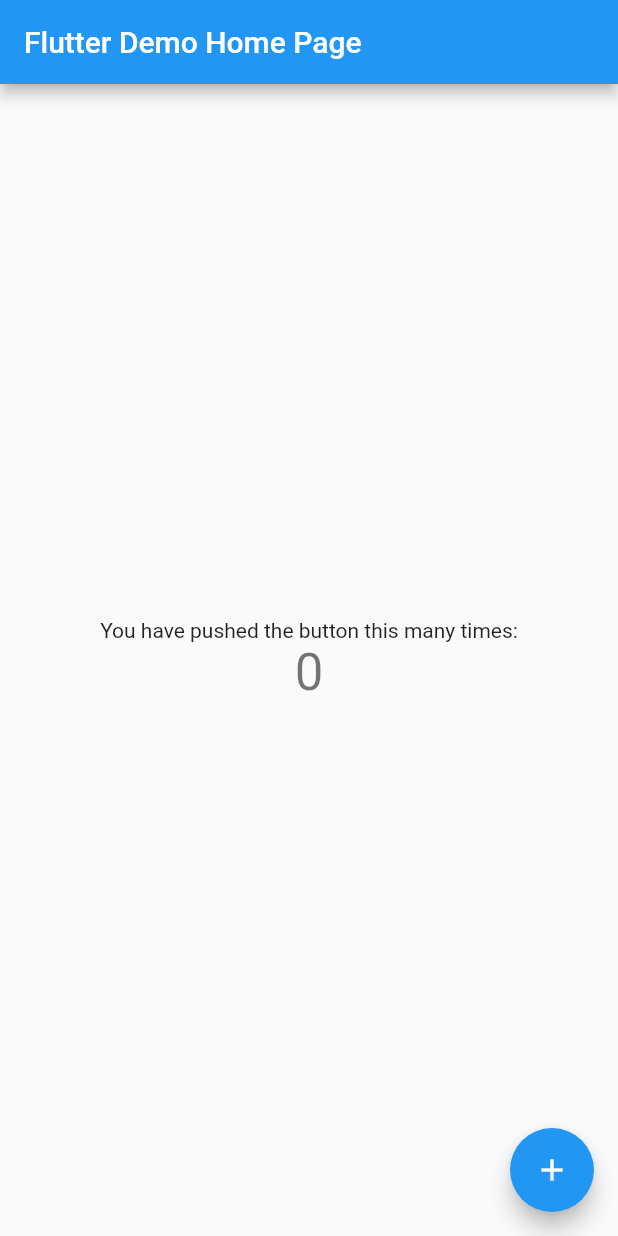
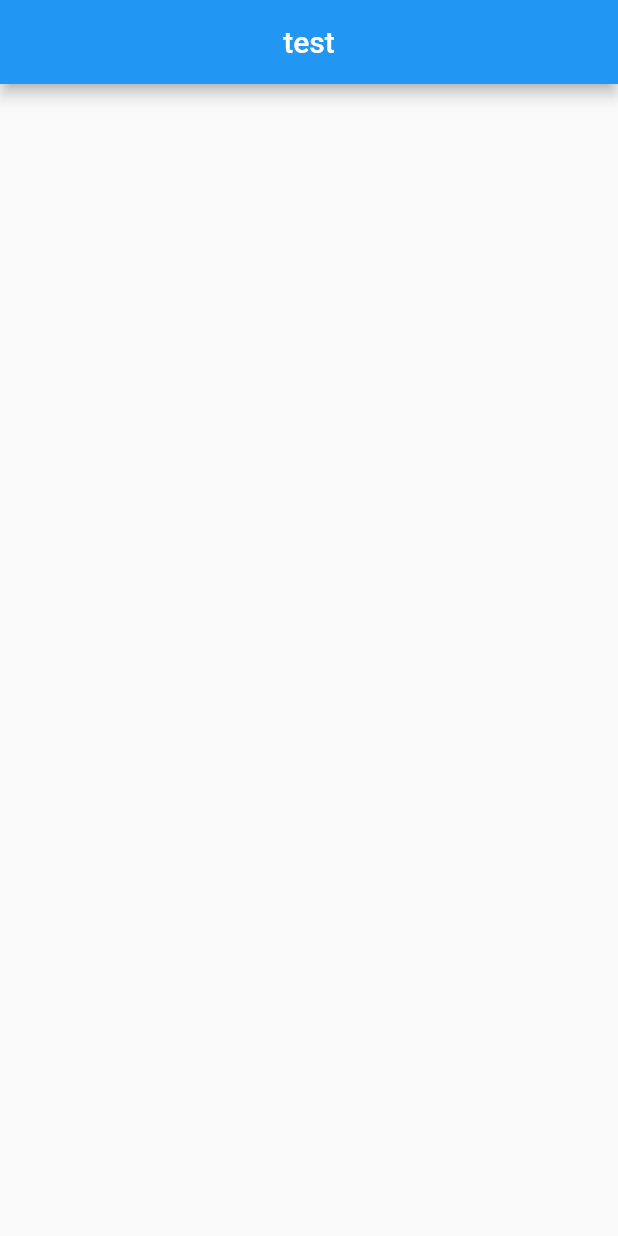
Before and after one commit to imaho-ivou/xilo, a Flutter app: the screen it shows after launch, on a phone screen of 412 x 824 dp. Run offline on Flutter 3.47's test engine with Material 2 defaults, Android fonts, the light colour scheme and no system bars.

Commit message:
structuration du code

```diff
--- a/lib/main.dart
+++ b/lib/main.dart
@@ -1,4 +1,5 @@
 import 'package:flutter/material.dart';
+import 'dart:math';
 
 void main() {
   runApp(const MyApp());
@@ -7,109 +8,33 @@
 class MyApp extends StatelessWidget {
   const MyApp({Key? key}) : super(key: key);
 
-  // This widget is the root of your application.
   @override
   Widget build(BuildContext context) {
     return MaterialApp(
-      title: 'Flutter Demo',
-      theme: ThemeData(
-        // This is the theme of your application.
-        //
-        // Try running your application with "flutter run". You'll see the
-        // application has a blue toolbar. Then, without quitting the app, try
-        // changing the primarySwatch below to Colors.green and then invoke
-        // "hot reload" (press "r" in the console where you ran "flutter run",
-        // or simply save your changes to "hot reload" in a Flutter IDE).
-        // Notice that the counter didn't reset back to zero; the application
-        // is not restarted.
-        primarySwatch: Colors.blue,
+      home: Scaffold(
+        appBar: AppBar(title: Text('test'), centerTitle: true),
+        body: Xilo(),
       ),
-      home: const MyHomePage(title: 'Flutter Demo Home Page'),
     );
   }
 }
 
-class MyHomePage extends StatefulWidget {
-  const MyHomePage({Key? key, required this.title}) : super(key: key);
-
-  // This widget is the home page of your application. It is stateful, meaning
-  // that it has a State object (defined below) that contains fields that affect
-  // how it looks.
-
-  // This class is the configuration for the state. It holds the values (in this
-  // case the title) provided by the parent (in this case the App widget) and
-  // used by the build method of the State. Fields in a Widget subclass are
-  // always marked "final".
-
-  final String title;
+class Xilo extends StatefulWidget {
+  const Xilo({Key? key}) : super(key: key);
 
   @override
-  State<MyHomePage> createState() => _MyHomePageState();
+  _XiloState createState() => _XiloState();
 }
 
-class _MyHomePageState extends State<MyHomePage> {
-  int _counter = 0;
-
-  void _incrementCounter() {
-    setState(() {
-      // This call to setState tells the Flutter framework that something has
-      // changed in this State, which causes it to rerun the build method below
-      // so that the display can reflect the updated values. If we changed
-      // _counter without calling setState(), then the build method would not be
-      // called again, and so nothing would appear to happen.
-      _counter++;
-    });
-  }
-
+class _XiloState extends State<Xilo> {
   @override
   Widget build(BuildContext context) {
-    // This method is rerun every time setState is called, for instance as done
-    // by the _incrementCounter method above.
-    //
-    // The Flutter framework has been optimized to make rerunning build methods
-    // fast, so that you can just rebuild anything that needs updating rather
-    // than having to individually change instances of widgets.
-    return Scaffold(
-      appBar: AppBar(
-        // Here we take the value from the MyHomePage object that was created by
-        // the App.build method, and use it to set our appbar title.
-        title: Text(widget.title),
+    return SafeArea(
+      child: Column(
+        children: [
+          Container(),
+        ],
       ),
-      body: Center(
-        // Center is a layout widget. It takes a single child and positions it
-        // in the middle of the parent.
-        child: Column(
-          // Column is also a layout widget. It takes a list of children and
-          // arranges them vertically. By default, it sizes itself to fit its
-          // children horizontally, and tries to be as tall as its parent.
-          //
-          // Invoke "debug painting" (press "p" in the console, choose the
-          // "Toggle Debug Paint" action from the Flutter Inspector in Android
-          // Studio, or the "Toggle Debug Paint" command in Visual Studio Code)
-          // to see the wireframe for each widget.
-          //
-          // Column has various properties to control how it sizes itself and
-          // how it positions its children. Here we use mainAxisAlignment to
-          // center the children vertically; the main axis here is the vertical
-          // axis because Columns are vertical (the cross axis would be
-          // horizontal).
-          mainAxisAlignment: MainAxisAlignment.center,
-          children: <Widget>[
-            const Text(
-              'You have pushed the button this many times:',
-            ),
-            Text(
-              '$_counter',
-              style: Theme.of(context).textTheme.headline4,
-            ),
-          ],
-        ),
-      ),
-      floatingActionButton: FloatingActionButton(
-        onPressed: _incrementCounter,
-        tooltip: 'Increment',
-        child: const Icon(Icons.add),
-      ), // This trailing comma makes auto-formatting nicer for build methods.
     );
   }
 }
```
